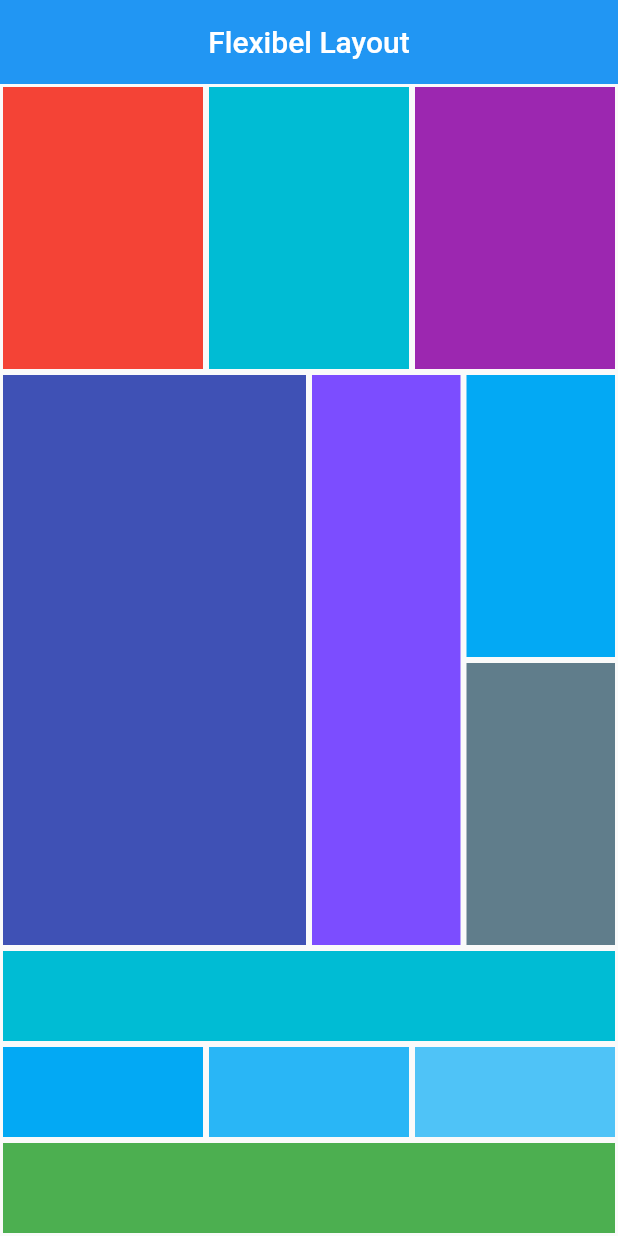
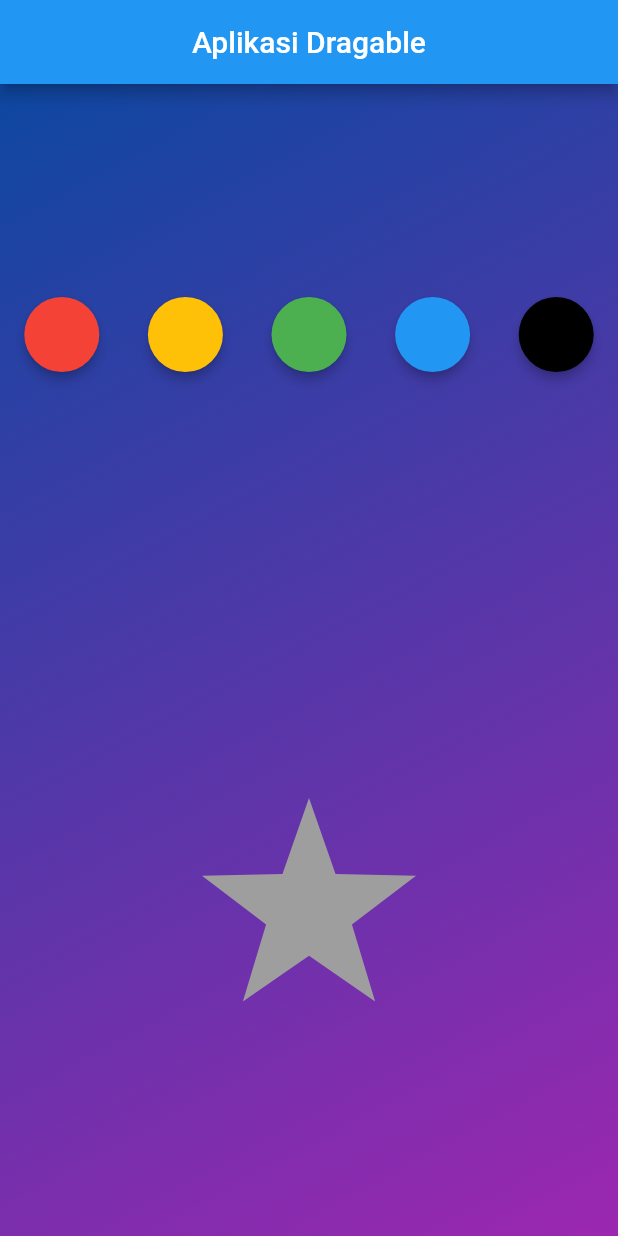
Before and after one commit to insa21/first-flutter, a Flutter app: the screen it shows after launch, on a phone screen of 412 x 824 dp. Run offline on Flutter 3.47's test engine with Material 2 defaults, Android fonts, the phone set to English and light mode, and no system bars.

Commit message:
Aplikasi Drible

```diff
--- a/lib/main.dart
+++ b/lib/main.dart
@@ -1,143 +1,228 @@
 import 'package:flutter/material.dart';
 
-void main(List<String> args) {
-  runApp(const MyApp());
+void main() {
+  runApp(MyApp());
 }
 
-class MyApp extends StatelessWidget {
-  const MyApp({Key? key}) : super(key: key);
+class MyApp extends StatefulWidget {
+  MyApp({Key? key}) : super(key: key);
+
+  @override
+  State<MyApp> createState() => _MyAppState();
+}
+
+class _MyAppState extends State<MyApp> {
+  Color color1 = Colors.red;
+  Color color2 = Colors.grey;
+  Color color3 = Colors.amber;
+  Color color4 = Colors.green;
+  Color color5 = Colors.blue;
+  Color color6 = Colors.black;
+  bool isAccepted = false;
+  late Color targetColor;
 
   @override
   Widget build(BuildContext context) {
     return MaterialApp(
-      title: "Flexibel Layout",
       home: Scaffold(
         appBar: AppBar(
-          backgroundColor: Colors.blue,
-          elevation: 0, // remove the shadow from top of screen
-          title: const Text("Flexibel Layout"),
+          title: const Text(
+            'Aplikasi Dragable',
+          ),
           centerTitle: true,
+          backgroundColor: Colors.lightBlueAccent[300],
         ),
-        body: Column(
-          children: [
-            Flexible(
-              flex: 1,
-              child: Row(
-                children: [
-                  Flexible(
-                    flex: 1,
-                    child: Container(
-                      color: Colors.red,
-                      margin: const EdgeInsets.all(2),
+        body: Container(
+          decoration: BoxDecoration(
+            borderRadius: BorderRadius.circular(0),
+            gradient: LinearGradient(
+                begin: Alignment.topLeft,
+                end: Alignment.bottomRight,
+                colors: [Colors.blue[900]!, Colors.purple]),
+          ),
+          child: Column(
+            mainAxisAlignment: MainAxisAlignment.spaceAround,
+            children: [
+              Row(
+                mainAxisAlignment: MainAxisAlignment.spaceAround,
+                children: <Widget>[
+                  Draggable<Color>(
+                    data: color1,
+                    childWhenDragging: SizedBox(
+                      width: 50,
+                      height: 50,
+                      child: Material(
+                        color: color2,
+                        shape: const StadiumBorder(),
+                        elevation: 3,
+                      ),
+                    ),
+                    feedback: SizedBox(
+                      width: 50,
+                      height: 50,
+                      child: Material(
+                        color: color1.withOpacity(0.7),
+                        shape: const StadiumBorder(),
+                        elevation: 3,
+                      ),
+                    ),
+                    child: SizedBox(
+                      width: 50,
+                      height: 50,
+                      child: Material(
+                        color: color1,
+                        shape: const StadiumBorder(),
+                        elevation: 3,
+                      ),
                     ),
                   ),
-                  Flexible(
-                    flex: 1,
-                    child: Container(
-                      color: Colors.cyan,
-                      margin: const EdgeInsets.all(2),
+                  Draggable<Color>(
+                    data: color3,
+                    childWhenDragging: SizedBox(
+                      width: 50,
+                      height: 50,
+                      child: Material(
+                        color: color2,
+                        shape: const StadiumBorder(),
+                        elevation: 3,
+                      ),
+                    ),
+                    feedback: SizedBox(
+                      width: 50,
+                      height: 50,
+                      child: Material(
+                        color: color3.withOpacity(0.7),
+                        shape: const StadiumBorder(),
+                        elevation: 3,
+                      ),
+                    ),
+                    child: SizedBox(
+                      width: 50,
+                      height: 50,
+                      child: Material(
+                        color: color3,
+                        shape: const StadiumBorder(),
+                        elevation: 3,
+                      ),
                     ),
                   ),
-                  Flexible(
-                    flex: 1,
-                    child: Container(
-                      color: Colors.purple,
-                      margin: const EdgeInsets.all(2),
+                  Draggable<Color>(
+                    data: color4,
+                    childWhenDragging: SizedBox(
+                      width: 50,
+                      height: 50,
+                      child: Material(
+                        color: color2,
+                        shape: const StadiumBorder(),
+                        elevation: 3,
+                      ),
+                    ),
+                    feedback: SizedBox(
+                      width: 50,
+                      height: 50,
+                      child: Material(
+                        color: color4.withOpacity(0.7),
+                        shape: const StadiumBorder(),
+                        elevation: 3,
+                      ),
+                    ),
+                    child: SizedBox(
+                      width: 50,
+                      height: 50,
+                      child: Material(
+                        color: color4,
+                        shape: const StadiumBorder(),
+                        elevation: 3,
+                      ),
+                    ),
+                  ),
+                  Draggable<Color>(
+                    data: color5,
+                    childWhenDragging: SizedBox(
+                      width: 50,
+                      height: 50,
+                      child: Material(
+                        color: color2,
+                        shape: const StadiumBorder(),
+                        elevation: 3,
+                      ),
+                    ),
+                    feedback: SizedBox(
+                      width: 50,
+                      height: 50,
+                      child: Material(
+                        color: color5.withOpacity(0.7),
+                        shape: const StadiumBorder(),
+                        elevation: 3,
+                      ),
+                    ),
+                    child: SizedBox(
+                      width: 50,
+                      height: 50,
+                      child: Material(
+                        color: color5,
+                        shape: const StadiumBorder(),
+                        elevation: 3,
+                      ),
+                    ),
+                  ),
+                  Draggable<Color>(
+                    data: color6,
+                    childWhenDragging: SizedBox(
+                      width: 50,
+                      height: 50,
+                      child: Material(
+                        color: color2,
+                        shape: const StadiumBorder(),
+                        elevation: 3,
+                      ),
+                    ),
+                    feedback: SizedBox(
+                      width: 50,
+                      height: 50,
+                      child: Material(
+                        color: color6.withOpacity(0.7),
+                        shape: const StadiumBorder(),
+                        elevation: 3,
+                      ),
+                    ),
+                    child: SizedBox(
+                      width: 50,
+                      height: 50,
+                      child: Material(
+                        color: color6,
+                        shape: const StadiumBorder(),
+                        elevation: 3,
+                      ),
                     ),
                   ),
                 ],
               ),
-            ),
-            Flexible(
-              flex: 2,
-              child: Row(
-                children: [
-                  Flexible(
-                    flex: 2,
-                    child: Container(
-                      color: Colors.indigo,
-                      margin: const EdgeInsets.all(2),
-                    ),
-                  ),
-                  Flexible(
-                    flex: 1,
-                    child: Container(
-                      color: Colors.deepPurpleAccent,
-                      margin: const EdgeInsets.all(2),
-                    ),
-                  ),
-                  Flexible(
-                    flex: 1,
-                    child: Column(
-                      children: [
-                        Flexible(
-                          child: Container(
-                            color: Colors.lightBlue,
-                            margin: const EdgeInsets.all(2),
+              DragTarget<Color>(
+                onWillAccept: (value) => true,
+                onAccept: (value) => {isAccepted = true, targetColor = value},
+                builder: (context, candidates, rejected) {
+                  return (isAccepted)
+                      ? SizedBox(
+                          width: 150,
+                          height: 150,
+                          child: Material(
+                            color: targetColor,
+                            shape: const StarBorder(),
                           ),
-                        ),
-                        Flexible(
-                          child: Container(
-                            color: Colors.blueGrey,
-                            margin: const EdgeInsets.all(2),
+                        )
+                      : SizedBox(
+                          width: 150,
+                          height: 150,
+                          child: Material(
+                            color: color2,
+                            shape: const StarBorder(),
                           ),
-                        ),
-                      ],
-                    ),
-                  ),
-                ],
-              ),
-            ),
-            Flexible(
-              flex: 1,
-              child: Column(
-                children: [
-                  Flexible(
-                    child: Container(
-                      margin: const EdgeInsets.all(2),
-                      color: Colors.cyan,
-                    ),
-                  ),
-                  Flexible(
-                    child: Row(
-                      children: [
-                        Flexible(
-                          child: Container(
-                            margin: const EdgeInsets.all(2),
-                            color: Colors.lightBlue,
-                          ),
-                        ),
-                        Flexible(
-                          child: Container(
-                            margin: const EdgeInsets.all(2),
-                            color: Colors.lightBlue[400],
-                          ),
-                        ),
-                        Flexible(
-                          child: Container(
-                            margin: const EdgeInsets.all(2),
-                            color: Colors.lightBlue[300],
-                          ),
-                        ),
-                      ],
-                    ),
-                  ),
-                  Flexible(
-                    child: Column(
-                      children: [
-                        Flexible(
-                          child: Container(
-                            margin: const EdgeInsets.all(2),
-                            color: Colors.green,
-                          ),
-                        ),
-                      ],
-                    ),
-                  ),
-                ],
-              ),
-            ),
-          ],
+                        );
+                },
+              )
+            ],
+          ),
         ),
       ),
     );
```
Also changed, not shown: lib/flexibel_layout.dart (added, +145 -0 lines), lib/stack.dart (added, +198 -0 lines).
